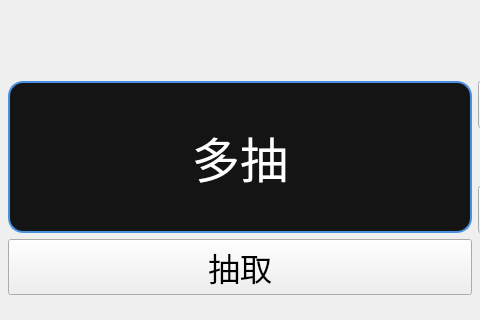
HQZ-OhNone/randname, file ui/WidgetMulti.ui: the form before one commit; both pictures show x 83 to 563 and y 83 to 403 of the 732 by 542 pixel window.
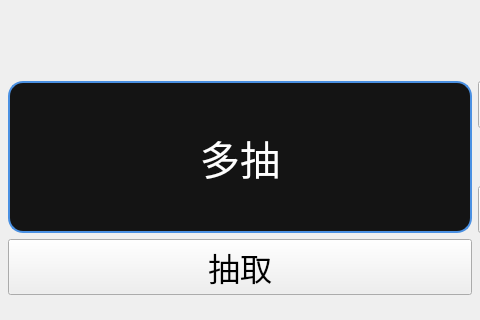
The form after the commit.

What changed in the file:
```diff
--- a/ui/WidgetMulti.ui
+++ b/ui/WidgetMulti.ui
@@ -118,8 +118,8 @@
      </property>
      <property name="font">
       <font>
-       <family>文泉驿等宽微米黑</family>
-       <pointsize>36</pointsize>
+       <family>文泉驛微米黑</family>
+       <pointsize>30</pointsize>
       </font>
      </property>
      <property name="styleSheet">
```
